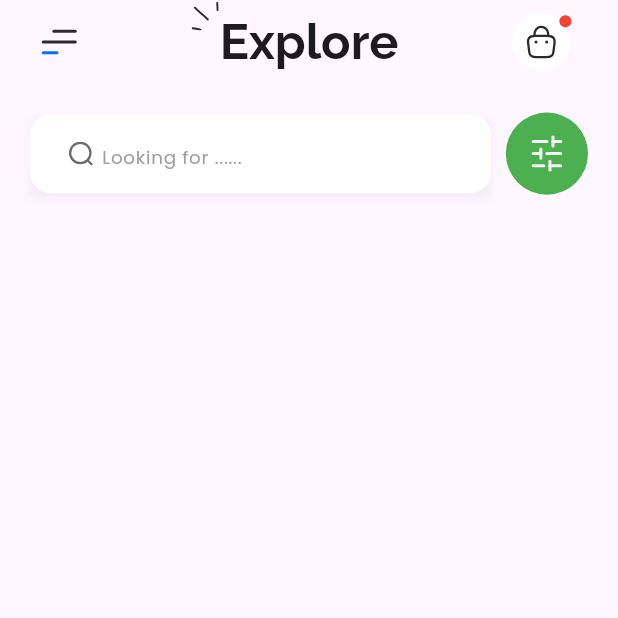
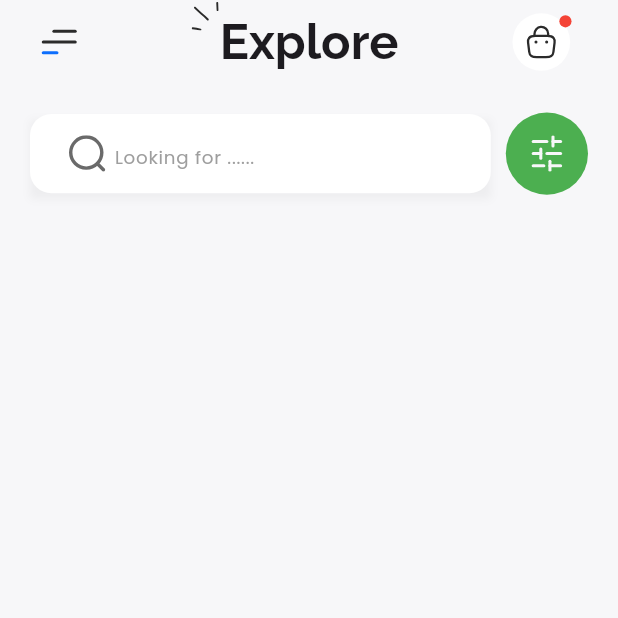
Before and after one commit to NadyAlwazah/flutter-task08-api-home-screen-beg, a Flutter app: the screen it shows after launch, on a phone screen of 412 x 824 dp, the top half of it. Run offline on Flutter 3.47's test engine with Material 3 defaults, Android fonts, the phone set to English and light mode, and no system bars; our stand-ins replace flutter_screenutil, flutter_svg, google_fonts.

Commit message:
style(ui): update app theme and refine search icon sizing

```diff
--- a/lib/core/utils/app_colors.dart
+++ b/lib/core/utils/app_colors.dart
@@ -1,5 +1,6 @@
 import 'package:flutter/material.dart';
 
 class AppColors {
+  static const backgroundColor = Color(0xFFF7F7F9);
   static const backgroundColorItem = Color(0xFFFFFFFF);
 }
--- a/lib/features/home/presentation/views/widgets/home_app_bar.dart
+++ b/lib/features/home/presentation/views/widgets/home_app_bar.dart
@@ -11,6 +11,8 @@ class HomeAppBar extends StatelessWidget implements PreferredSizeWidget {
   @override
   Widget build(BuildContext context) {
     return AppBar(
+      backgroundColor: AppColors.backgroundColor,
+      elevation: 0,
       leading: IconButton(
         padding: EdgeInsets.only(left: 20.w),
         onPressed: () {},
--- a/lib/features/home/presentation/views/widgets/home_search_bar.dart
+++ b/lib/features/home/presentation/views/widgets/home_search_bar.dart
@@ -48,8 +48,8 @@ class HomeSearchBar extends StatelessWidget {
                   padding: const EdgeInsets.only(left: 26, right: 2),
                   child: SvgPicture.asset(
                     AssetsData.iconSearchSvg,
-                    width: 14.33.r,
-                    height: 14.33.r,
+                    width: 24.r,
+                    height: 24.r,
                     colorFilter: const ColorFilter.mode(
                       Color(0xFF6A6A6A),
                       BlendMode.srcIn,
--- a/lib/main.dart
+++ b/lib/main.dart
@@ -1,5 +1,6 @@
 import 'package:flutter/material.dart';
 import 'package:flutter_screenutil/flutter_screenutil.dart';
+import 'package:flutter_task08_api_home_screen_beg/core/utils/app_colors.dart';
 import 'package:flutter_task08_api_home_screen_beg/features/home/presentation/views/home_view.dart';
 
 void main() {
@@ -15,9 +16,10 @@ class ApiHomeApp extends StatelessWidget {
       designSize: const Size(375, 812),
       minTextAdapt: true,
       splitScreenMode: true,
-      builder: (context, child) => const MaterialApp(
+      builder: (context, child) => MaterialApp(
+        theme: ThemeData(scaffoldBackgroundColor: AppColors.backgroundColor),
         debugShowCheckedModeBanner: false,
-        home: HomeView(),
+        home: const HomeView(),
       ),
     );
   }
```
